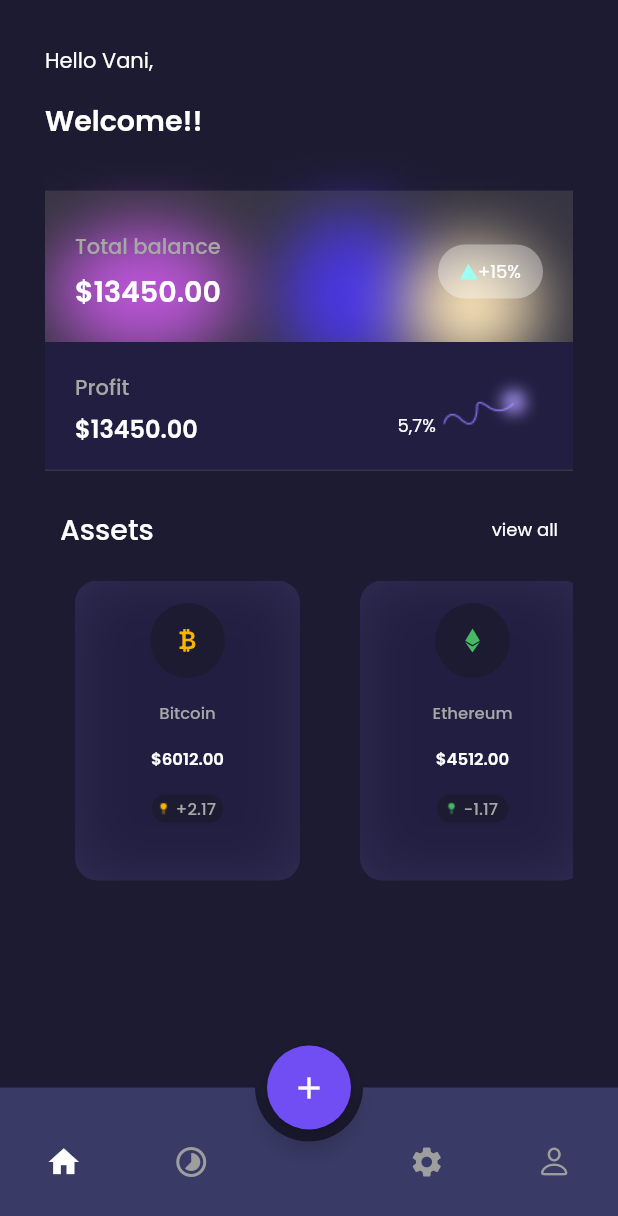
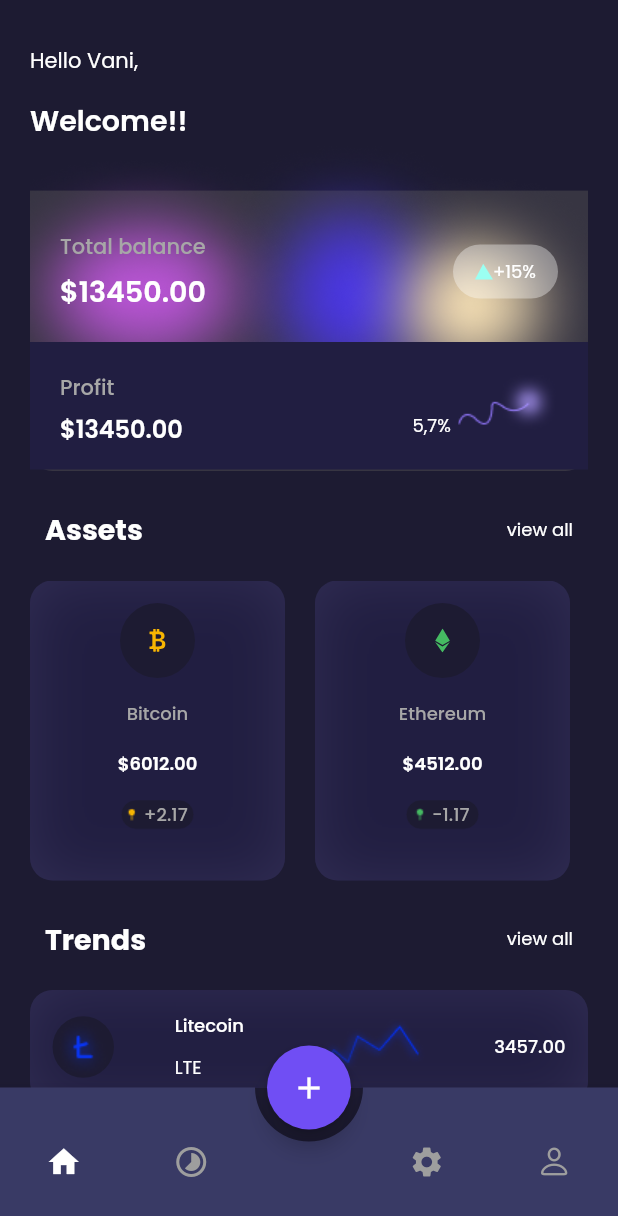
Before and after one commit to spencer2k19/crypto_currency, a Flutter app: the Home screen opened directly, on a phone screen of 412 x 824 dp. Shown: the top 1216 px of the screen. Run offline on Flutter 3.47's test engine with Material 2 defaults, Android fonts, the light colour scheme and no system bars; drawn by our look-alikes of animated_bottom_navigation_bar; our stand-ins replace flutter_inset_box_shadow, flutter_svg, google_fonts, swipe_to.

Commit message:
list of trends screen

```diff
--- /dev/null
+++ b/lib/models/trend.dart
@@ -0,0 +1,9 @@
+class Trend {
+  final String logo;
+  final String name;
+  final String symbol;
+  final String price;
+  final String graphAsset;
+
+  Trend(this.logo, this.name, this.symbol, this.price, this.graphAsset);
+}
--- a/lib/screens/intro.dart
+++ b/lib/screens/intro.dart
@@ -136,8 +136,11 @@
                         },
 
                         iconColor: Colors.white,
-                        offsetDx: 3,
-                        rightSwipeWidget: null,
+                        offsetDx: 4,
+                        animationDuration: const Duration(
+                          seconds: 1
+                        ),
+
 
                         child: ClipRRect(
                           borderRadius: BorderRadius.circular(90),
--- a/lib/screens/welcome.dart
+++ b/lib/screens/welcome.dart
@@ -1,6 +1,8 @@
-import 'package:crypto_currency/asset.dart';
+import 'package:crypto_currency/models/asset.dart';
+import 'package:crypto_currency/models/trend.dart';
 import 'package:crypto_currency/shared/title_style.dart';
 import 'package:crypto_currency/widgets/asset_item.dart';
+import 'package:crypto_currency/widgets/trend_item.dart';
 import 'package:flutter/cupertino.dart';
 import 'package:flutter/material.dart';
 import 'package:flutter/rendering.dart';
@@ -16,16 +18,21 @@
       height: 220,
       child: Stack(
         children: [
-          Image.asset(
+          ClipRRect(
+            borderRadius: BorderRadius.circular(15),
+            child: Image.asset(
               "assets/images/card.png",
               fit: BoxFit.cover,
               width: double.infinity,
               height: double.infinity,
             ),
+          ),
           Column(
             children: [
               Padding(
-                padding: const EdgeInsets.only(top: 60, left: 20, right: 20),
+                padding: const EdgeInsets.only(top: 60),
+                child: Padding(
+                  padding: const EdgeInsets.symmetric(horizontal: 20),
                   child: Row(
                     mainAxisAlignment: MainAxisAlignment.spaceBetween,
                     children: [
@@ -72,6 +79,7 @@
                         ),
                       )
                     ],
+                  ),
                 ),
               ),
               Container(
@@ -143,15 +151,24 @@
   @override
   Widget build(BuildContext context) {
     final List<Asset> assets = [
-      Asset("Bitcoin", "\$6012.00","bitcoin.svg", "+2.17", "bitcoin_var.png"),
-      Asset("Ethereum", "\$4512.00","ethereum.svg", "-1.17", "ethereum_var.png"),
-      Asset("Ripple", "\$3429.00","ripple.svg", "-2.17", "ripple_var.png"),
+      Asset("Bitcoin", "\$6012.00", "bitcoin.svg", "+2.17", "bitcoin_var.png"),
+      Asset(
+          "Ethereum", "\$4512.00", "ethereum.svg", "-1.17", "ethereum_var.png"),
+      Asset("Ripple", "\$3429.00", "ripple.svg", "-2.17", "ripple_var.png"),
+    ];
+    final List<Trend> trends = [
+      Trend("litecoin.png", "Litecoin", "LTE", "3457.00", "litecoin_graph.png"),
+      Trend(
+          "dogecoin.png", "Dogecoin", "DOGE", "4457.00", "dogecoin_graph.png"),
     ];
 
     return SafeArea(
-      child: SingleChildScrollView(
-        child: Container(
-          padding: const EdgeInsets.symmetric(horizontal: 30, vertical: 30),
+      child: CustomScrollView(
+        slivers: [
+          SliverPadding(
+            padding:
+                const EdgeInsets.only(left: 20, right: 20, top: 30, bottom: 20),
+            sliver: SliverToBoxAdapter(
               child: Column(
                 crossAxisAlignment: CrossAxisAlignment.start,
                 children: [
@@ -180,7 +197,7 @@
                         Text(
                           "Assets",
                           style: titleStyleWhite.copyWith(
-                          fontWeight: FontWeight.w500,
+                              fontWeight: FontWeight.w700,
                               fontSize: 19,
                               height: 1.5),
                         ),
@@ -194,9 +211,16 @@
                       ],
                     ),
                   ),
-              const SizedBox(
-                height: 20,
+                ],
               ),
+            ),
+          ),
+          SliverToBoxAdapter(
+            child: Container(
+              margin: const EdgeInsets.symmetric(horizontal: 20),
+              child: Column(
+                crossAxisAlignment: CrossAxisAlignment.start,
+                children: [
                   SizedBox(
                     height: 200,
                     child: ListView.builder(
@@ -211,11 +235,45 @@
                               asset.variation,
                               asset.assetPrice);
                         }),
-              )
+                  ),
+                  const SizedBox(
+                    height: 25,
+                  ),
+                  Padding(
+                    padding: const EdgeInsets.symmetric(horizontal: 10),
+                    child: Row(
+                      mainAxisAlignment: MainAxisAlignment.spaceBetween,
+                      children: [
+                        Text(
+                          "Trends",
+                          style: titleStyleWhite.copyWith(
+                              fontWeight: FontWeight.w700,
+                              fontSize: 19,
+                              height: 1.5),
+                        ),
+                        Text(
+                          "view all",
+                          style: titleStyleWhite.copyWith(
+                            fontWeight: FontWeight.w400,
+                            fontSize: 12,
+                          ),
+                        ),
+                      ],
+                    ),
+                  ),
                 ],
               ),
             ),
           ),
+          SliverList(
+
+            delegate: SliverChildBuilderDelegate((context, index) {
+              return TrendItem(trend: trends[index]);
+            },childCount: trends.length),
+          ),
+          const SliverPadding(padding: EdgeInsets.only(bottom: 60)),
+        ],
+      ),
     );
   }
 }
--- a/lib/widgets/asset_item.dart
+++ b/lib/widgets/asset_item.dart
@@ -15,8 +15,8 @@
   @override
   Widget build(BuildContext context) {
     return Container(
-      width: 150,
-      margin: const EdgeInsets.symmetric(horizontal: 20),
+      width: 170,
+      margin: const EdgeInsets.only(right: 20),
       padding: const EdgeInsets.symmetric(vertical: 15),
       decoration: InsetBox.BoxDecoration(
         borderRadius: BorderRadius.circular(15),
@@ -52,18 +52,18 @@
           Text(name,style: titleStyleWhite.copyWith(
             color: grayColor,
             fontWeight: FontWeight.w500,
-            fontSize: 11,
+            fontSize: 12,
           ),),
           const SizedBox(height: 15,),
           Text(price,style: titleStyleWhite.copyWith(
             fontWeight: FontWeight.w600,
-            fontSize: 11,
+            fontSize: 12,
           ),),
           const SizedBox(height: 15,),
           Container(
             width: 49,
             height: 20,
-            padding: const EdgeInsets.symmetric(horizontal: 5),
+
             decoration: BoxDecoration(
               color: mainColor,
               borderRadius: BorderRadius.circular(16),
@@ -80,7 +80,7 @@
                 Text(variation,style: titleStyleWhite.copyWith(
                   color: grayColor,
                   fontWeight: FontWeight.w500,
-                  fontSize: 11
+                  fontSize: 12
                 ),)
               ],
             ),
--- /dev/null
+++ b/lib/widgets/trend_item.dart
@@ -0,0 +1,78 @@
+import 'package:crypto_currency/models/trend.dart';
+import 'package:crypto_currency/shared/title_style.dart';
+import 'package:flutter/material.dart';
+import 'package:flutter/rendering.dart';
+import 'package:flutter_inset_box_shadow/flutter_inset_box_shadow.dart' as InsetBox;
+import 'package:flutter_svg/svg.dart';
+
+import '../shared/colors.dart';
+
+class TrendItem extends StatelessWidget {
+  final Trend trend;
+
+  const TrendItem({Key? key, required this.trend}) : super(key: key);
+
+  @override
+  Widget build(BuildContext context) {
+    return Container(
+      decoration: InsetBox.BoxDecoration(
+          borderRadius: BorderRadius.circular(15),
+          color: const Color(0xFF211E41),
+          boxShadow: const [
+            InsetBox.BoxShadow(
+                color: Color.fromRGBO(54, 50, 90, 0.75),
+                offset: Offset(0,0),
+                blurRadius: 34,
+                spreadRadius: 0,
+                inset: true
+            )
+          ]
+      ),
+      margin: const EdgeInsets.symmetric(horizontal: 20, vertical: 20),
+      padding: const EdgeInsets.symmetric(vertical: 15, horizontal: 15),
+      child: Center(
+        child: Row(
+          mainAxisAlignment: MainAxisAlignment.spaceBetween,
+          children: [
+            Container(
+              width: 41,
+              height: 41,
+              decoration: const BoxDecoration(
+                  shape: BoxShape.circle,
+                  color: mainColor
+              ),
+              child: Center(
+                child: Image.asset("assets/images/${trend.logo}",fit: BoxFit.cover,),
+              ),
+
+            ),
+            const SizedBox(width: 15,),
+            Column(
+              crossAxisAlignment: CrossAxisAlignment.start,
+              children: [
+              Text(trend.name,style: titleStyleWhite.copyWith(
+                fontWeight: FontWeight.w500,
+                fontSize: 12
+              ),),
+              const SizedBox(height: 10,),
+              Text(trend.symbol,style: titleStyleWhite.copyWith(
+                  fontWeight: FontWeight.w400,
+                  fontSize: 12
+              ),),
+
+            ],),
+            const SizedBox(width: 20,),
+            Image.asset("assets/images/${trend.graphAsset}",fit: BoxFit.cover,),
+            const SizedBox(width: 20,),
+            Text(trend.price,style: titleStyleWhite.copyWith(
+                fontWeight: FontWeight.w500,
+                fontSize: 12
+            ),),
+
+
+          ],
+        ),
+      ),
+    );
+  }
+}
```
Also changed, not shown: assets/images/dogecoin.png (added), assets/images/dogecoin_graph.png (added), assets/images/litecoin.png (added), assets/images/litecoin_graph.png (added), lib/models.dart (deleted), lib/models/asset.dart (renamed from lib/asset.dart). Lines whose indentation alone changed are shown as unchanged.
